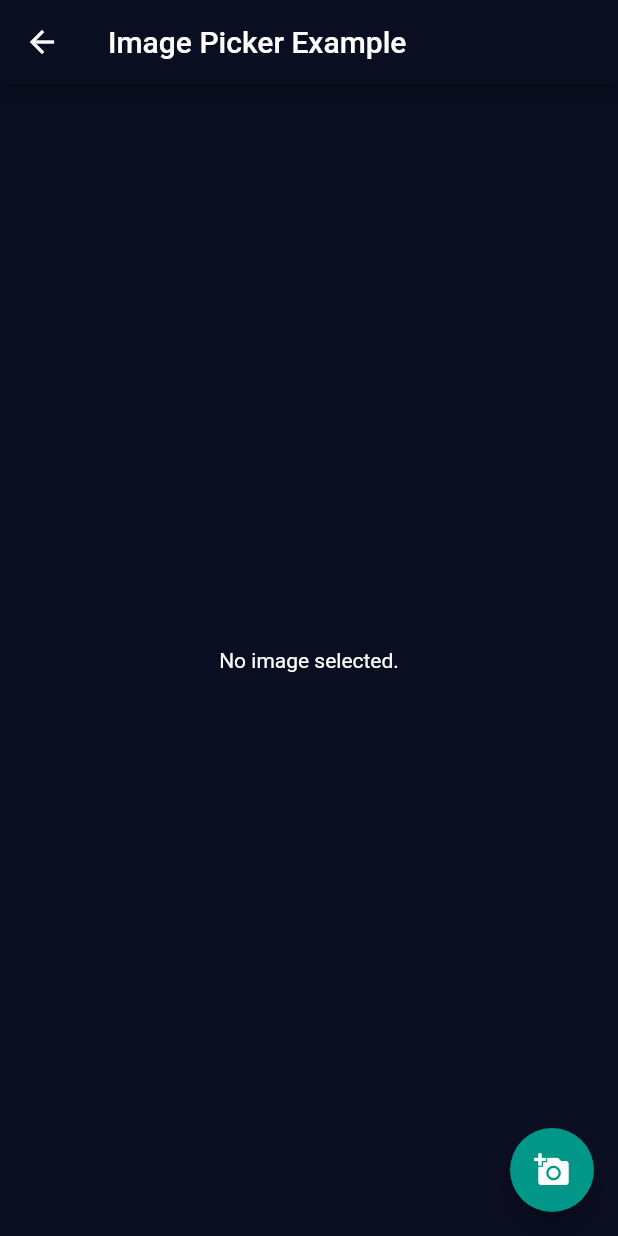
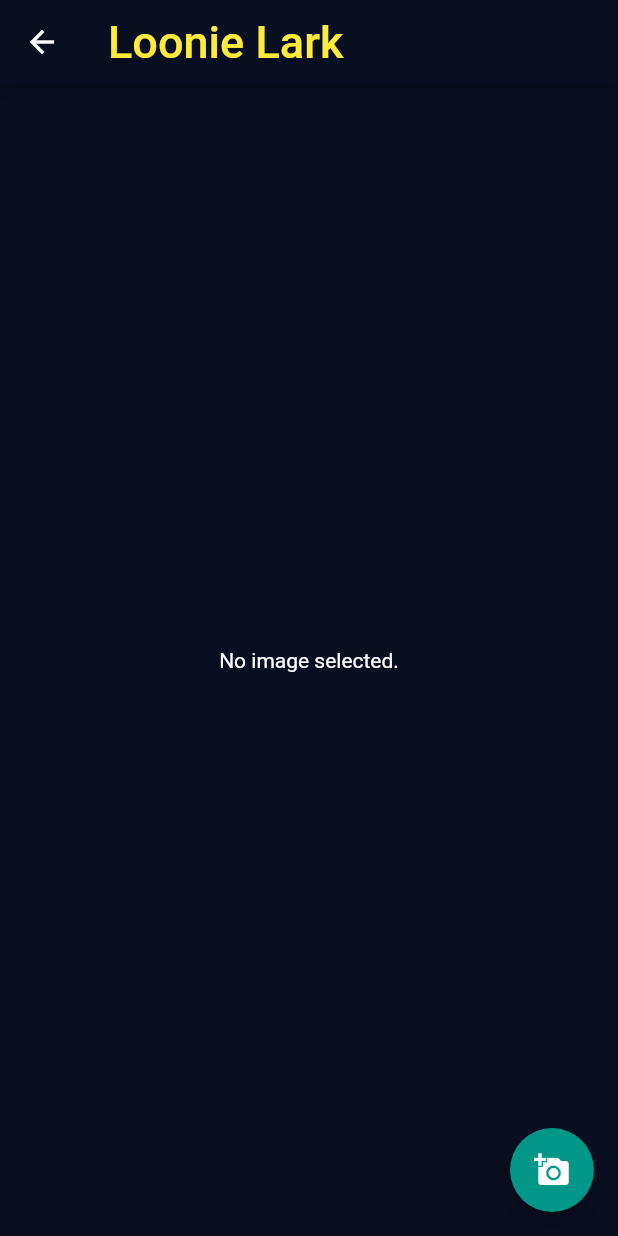
Before and after one commit to Wisara8/loonie-lark, a Flutter app: the TakePicture screen opened directly, on a phone screen of 412 x 824 dp. Run offline on Flutter 3.47's test engine with Material 2 defaults, Android fonts, the phone set to English and light mode, and no system bars; our stand-ins replace image_picker.

Commit message:
fixed appbar

```diff
--- a/lib/widgets/take_picture.dart
+++ b/lib/widgets/take_picture.dart
@@ -27,7 +27,10 @@ class _TakePicture extends State<TakePicture> {
   Widget build(BuildContext context) {
     return Scaffold(
       appBar: AppBar(
-        title: Text('Image Picker Example'),
+        title: Text(
+          "Loonie Lark",
+          style: TextStyle(color: Colors.yellow, fontSize: 30.0),
+        ),
       ),
       body: Center(
         child: _image == null ? Text('No image selected.') : Image.file(_image),
```
